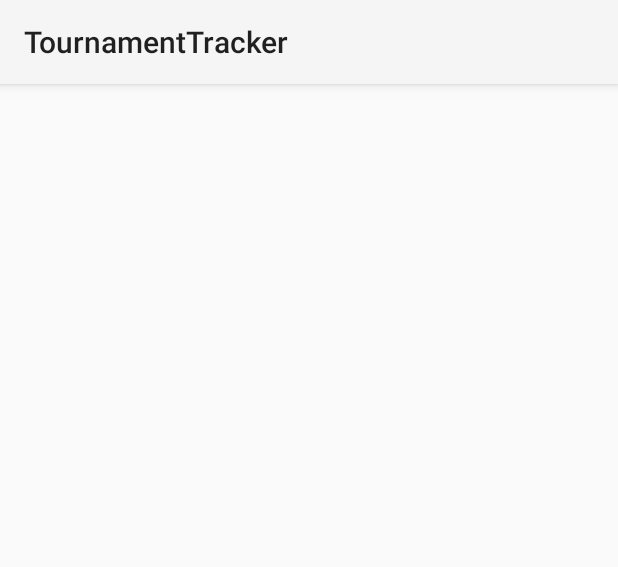
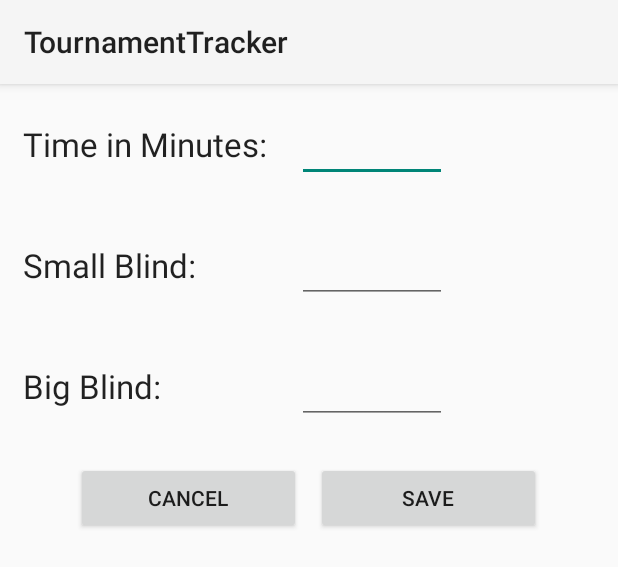
Before and after one commit to richpingree/AD2, an Android app: the layout fragment_blindform.xml on its own in the app's theme, with its tools: preview values and no code run, on a phone screen of 412 x 824 dp. Shown: the top 567 px of the screen. Run offline under Robolectric (Android 15) with nearby library versions, the phone set to English and light mode, and no system bars.

Commit message:
BlindForm Layout Complete
BlindForm Layout Complete

```diff
--- a/TournamentTracker/app/src/main/res/layout/fragment_blindform.xml
+++ b/TournamentTracker/app/src/main/res/layout/fragment_blindform.xml
@@ -3,4 +3,88 @@
     android:orientation="vertical" android:layout_width="match_parent"
     android:layout_height="match_parent">
 
+    <TableLayout
+        android:layout_width="match_parent"
+        android:layout_height="wrap_content">
+
+        <TableRow android:padding="15dp">
+            <TextView
+                android:layout_height="wrap_content"
+                android:layout_width="wrap_content"
+                android:layout_weight="0"
+                android:textAppearance="?android:attr/textAppearanceLarge"
+                android:text="Time in Minutes:"/>
+
+            <EditText
+                android:layout_height="wrap_content"
+                android:layout_width="100dp"
+                android:layout_weight="0"
+                android:layout_marginLeft="20dp"
+                android:textAppearance="?android:attr/textAppearanceLarge"
+                android:inputType="number"
+                android:id="@+id/timeInput"/>
+        </TableRow>
+
+        <TableRow android:padding="15dp">
+            <TextView
+                android:layout_height="wrap_content"
+                android:layout_width="wrap_content"
+                android:layout_weight="0"
+                android:textAppearance="?android:attr/textAppearanceLarge"
+                android:text="Small Blind:"/>
+
+            <EditText
+                android:layout_height="wrap_content"
+                android:layout_width="100dp"
+                android:layout_weight="0"
+                android:layout_marginLeft="20dp"
+                android:textAppearance="?android:attr/textAppearanceLarge"
+                android:inputType="number"
+                android:id="@+id/smallBlindInput"/>
+        </TableRow>
+
+        <TableRow android:padding="15dp">
+            <TextView
+                android:layout_height="wrap_content"
+                android:layout_width="wrap_content"
+                android:layout_weight="0"
+                android:textAppearance="?android:attr/textAppearanceLarge"
+                android:text="Big Blind:"/>
+
+            <EditText
+                android:layout_height="wrap_content"
+                android:layout_width="100dp"
+                android:layout_weight="0"
+                android:layout_marginLeft="20dp"
+                android:textAppearance="?android:attr/textAppearanceLarge"
+                android:inputType="number"
+                android:id="@+id/bigBlindInput"/>
+        </TableRow>
+
+
+
+    </TableLayout>
+
+    <TableLayout
+        android:layout_width="match_parent"
+        android:layout_height="wrap_content">
+
+        <TableRow android:padding="10dp" android:gravity="center_horizontal">
+            <Button
+                android:layout_height="wrap_content"
+                android:layout_width="150dp"
+                android:layout_weight="0"
+                android:id="@+id/blindCancel"
+                android:text="Cancel"/>
+            <Button
+                android:layout_height="wrap_content"
+                android:layout_width="150dp"
+                android:layout_weight="0"
+                android:layout_marginLeft="10dp"
+                android:id="@+id/blindSave"
+                android:text="Save"/>
+        </TableRow>
+
+    </TableLayout>
+
 </LinearLayout>
```
